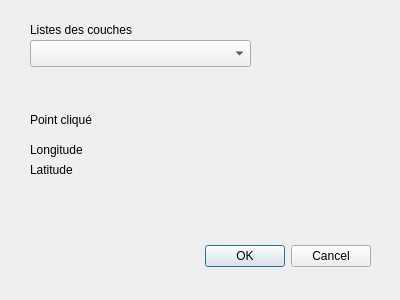
The window that extension_alexis_dialog_base.ui (alexisnataf/ExtQgis) describes before a commit, drawn with Qt 5.
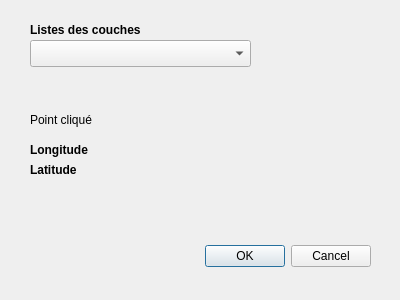
The same window after the commit.

Commit message: us 2 point

```diff
--- a/extension_alexis_dialog_base.ui
+++ b/extension_alexis_dialog_base.ui
@@ -48,6 +48,12 @@
      <height>19</height>
     </rect>
    </property>
+   <property name="font">
+    <font>
+     <weight>75</weight>
+     <bold>true</bold>
+    </font>
+   </property>
    <property name="text">
     <string>Listes des couches</string>
    </property>
@@ -74,6 +80,12 @@
      <height>19</height>
     </rect>
    </property>
+   <property name="font">
+    <font>
+     <weight>75</weight>
+     <bold>true</bold>
+    </font>
+   </property>
    <property name="text">
     <string>Longitude</string>
    </property>
@@ -87,6 +99,12 @@
      <height>19</height>
     </rect>
    </property>
+   <property name="font">
+    <font>
+     <weight>75</weight>
+     <bold>true</bold>
+    </font>
+   </property>
    <property name="text">
     <string>Latitude</string>
    </property>
```
Left out of the diff: 43 changed lines with no effect on the pictures. The commit also changes 2 other files.
